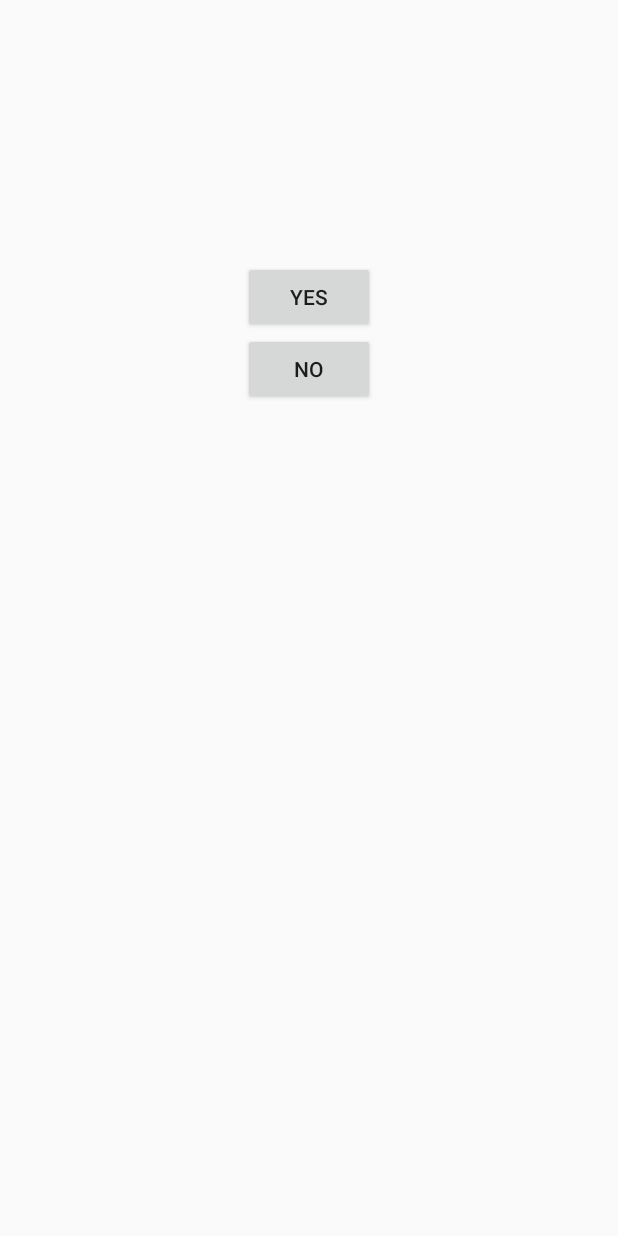
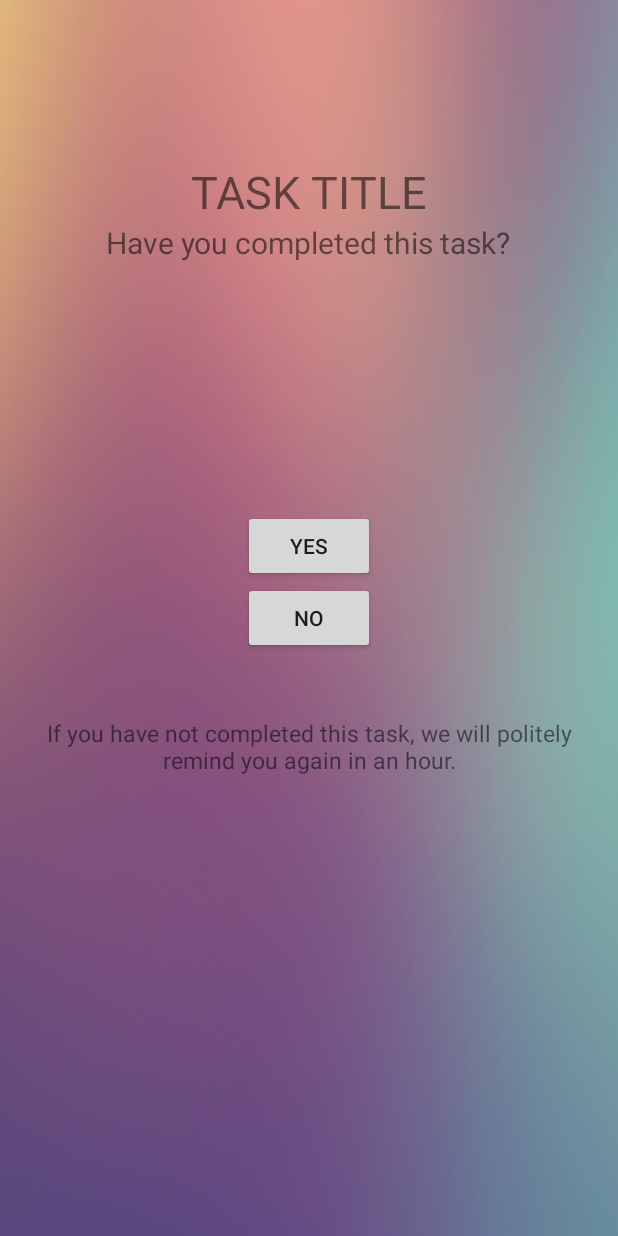
Before and after one commit to Stormys/AutismTracks, an Android app: the layout activity_alarm_receiver.xml on its own in the app's theme, with its tools: preview values and no code run, on a phone screen of 412 x 824 dp. Run offline under Robolectric (Android 15) with nearby library versions, the phone set to English and light mode, and no system bars.

Commit message:
TIME TO FUCK

```diff
--- a/app/src/main/java/jt/autismtracks/AlarmReceiver.java
+++ b/app/src/main/java/jt/autismtracks/AlarmReceiver.java
@@ -17,6 +17,7 @@ import android.util.Log;
 import android.view.MotionEvent;
 import android.view.View;
 import android.widget.Button;
+import android.widget.TextView;
 
 import com.google.android.gms.appindexing.Action;
 import com.google.android.gms.appindexing.AppIndex;
@@ -29,6 +30,7 @@ import java.util.Calendar;
 public class AlarmReceiver extends AppCompatActivity {
     private MediaPlayer mMediaPlayer;
     private NotificationManager alarmNotificationManager;
+    private String _title;
     /**
      * ATTENTION: This was auto-generated to implement the App Indexing API.
      * See https://g.co/AppIndexing/AndroidStudio for more information.
@@ -39,6 +41,12 @@ public class AlarmReceiver extends AppCompatActivity {
     protected void onCreate(Bundle savedInstanceState) {
         super.onCreate(savedInstanceState);
         setContentView(R.layout.activity_alarm_receiver);
+        _title = getIntent().getStringExtra("Title");
+        // set text to textview
+        TextView title = (TextView) findViewById(R.id.Title);
+        title.setText(_title);
+
+        // buttons
         Button stopAlarm = (Button) findViewById(R.id.yes_button);
         stopAlarm.setOnTouchListener(new View.OnTouchListener() {
             public boolean onTouch(View v, MotionEvent m) {
@@ -56,9 +64,9 @@ public class AlarmReceiver extends AppCompatActivity {
                 return false;
             }
         });
-        playSound(this, getAlarmUri());
-        //playSound(this, RingtoneManager.getDefaultUri(RingtoneManager.TYPE_NOTIFICATION));
-        sendNotification("Test");
+        //playSound(this, getAlarmUri());
+        playSound(this, RingtoneManager.getDefaultUri(RingtoneManager.TYPE_NOTIFICATION));
+        sendNotification("TIME TO FUCK");
         // ATTENTION: This was auto-generated to implement the App Indexing API.
         // See https://g.co/AppIndexing/AndroidStudio for more information.
         client = new GoogleApiClient.Builder(this).addApi(AppIndex.API).build();
@@ -66,6 +74,7 @@ public class AlarmReceiver extends AppCompatActivity {
 
     private void snooze_alarm() {
         Intent intent = new Intent(this, AlarmReceiver.class);
+        intent.putExtra("Title", _title);
         PendingIntent pendingIntent =
                 PendingIntent.getActivity(this, 0, intent, PendingIntent.FLAG_UPDATE_CURRENT);
 
@@ -113,7 +122,7 @@ public class AlarmReceiver extends AppCompatActivity {
                 new Intent(this, AlarmReceiver.class), 0);
 
         NotificationCompat.Builder alamNotificationBuilder = new NotificationCompat.Builder(
-                this).setContentTitle("Task").setSmallIcon(R.mipmap.launcher2)
+                this).setContentTitle(_title).setSmallIcon(R.drawable.mini_shower_icon)
                 .setStyle(new NotificationCompat.BigTextStyle().bigText(msg))
                 .setContentText(msg);
 
--- a/app/src/main/java/jt/autismtracks/TaskSettings.java
+++ b/app/src/main/java/jt/autismtracks/TaskSettings.java
@@ -98,7 +98,8 @@ public class TaskSettings extends AppCompatActivity {
             alarmManager = (AlarmManager) getSystemService(ALARM_SERVICE);
             // add alarm to alarm manager
             Intent myIntent = new Intent(TaskSettings.this, AlarmReceiver.class);
-            pendingIntent = PendingIntent.getActivity(TaskSettings.this, 0, myIntent, 0);
+            myIntent.putExtra("Title", temp.getText().toString());
+            pendingIntent = PendingIntent.getActivity(TaskSettings.this, 0, myIntent, PendingIntent.FLAG_UPDATE_CURRENT);
             alarmManager.setExact(AlarmManager.RTC_WAKEUP, date.getTime() , pendingIntent);
         } catch (ParseException e) {
 
--- a/app/src/main/res/layout/activity_alarm_receiver.xml
+++ b/app/src/main/res/layout/activity_alarm_receiver.xml
@@ -7,6 +7,7 @@
     android:paddingLeft="@dimen/activity_horizontal_margin"
     android:paddingRight="@dimen/activity_horizontal_margin"
     android:paddingTop="@dimen/activity_vertical_margin"
+    android:background="@drawable/blur4720"
     tools:context="jt.autismtracks.AlarmReceiver">
 
     <Button
@@ -14,16 +15,45 @@
         android:layout_width="wrap_content"
         android:layout_height="wrap_content"
         android:text="Yes"
-        android:layout_alignParentTop="true"
-        android:layout_alignStart="@+id/no_button"
-        android:layout_marginTop="158dp" />
+        android:layout_above="@+id/no_button"
+        android:layout_alignStart="@+id/no_button" />
 
     <Button
         android:layout_width="wrap_content"
         android:layout_height="wrap_content"
         android:text="No"
         android:id="@+id/no_button"
-        android:layout_below="@+id/yes_button"
+        android:layout_centerVertical="true"
         android:layout_centerHorizontal="true" />
 
+    <TextView
+        android:layout_width="wrap_content"
+        android:layout_height="wrap_content"
+        android:id="@+id/Title"
+        android:text="TASK TITLE"
+        android:textSize="30dp"
+        android:layout_alignParentTop="true"
+        android:layout_centerHorizontal="true"
+        android:layout_marginTop="91dp" />
+
+    <TextView
+        android:layout_width="wrap_content"
+        android:layout_height="wrap_content"
+        android:text="Have you completed this task?"
+        android:textSize="20dp"
+        android:id="@+id/task_confirmation"
+        android:layout_below="@+id/Title"
+        android:layout_centerHorizontal="true" />
+
+    <TextView
+        android:layout_width="wrap_content"
+        android:layout_height="wrap_content"
+        android:text="If you have not completed this task, we will politely remind you again in an hour."
+        android:textAlignment="center"
+        android:textSize="15dp"
+        android:id="@+id/reminder"
+        android:layout_below="@+id/no_button"
+        android:layout_alignParentStart="true"
+        android:layout_marginTop="42dp" />
+
 </RelativeLayout>
```
